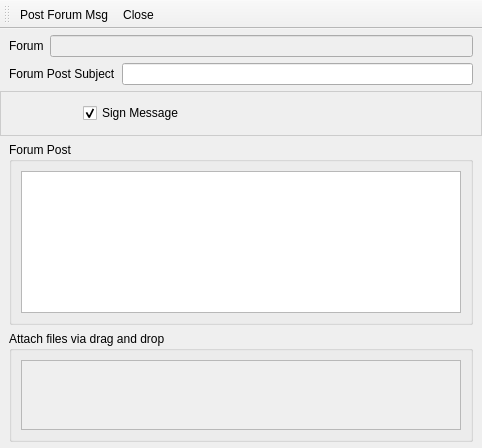
Before: the Qt Designer form retroshare-gui/src/gui/forums/CreateForumMsg.ui in RetroShare/RetroShare, drawn with Qt 5.
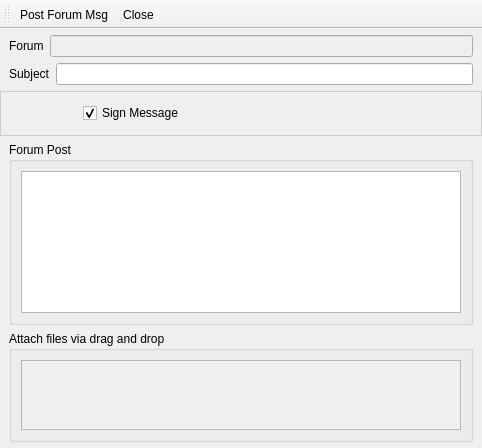
After: the same form once the commit is applied. Icons and pictures are not drawn.

Commit message: Cleaned Creation Dialogs for Channels and Forums and updated german translation. Fixed small bug in AppearancePage.

```diff
--- a/retroshare-gui/src/gui/forums/CreateForumMsg.ui
+++ b/retroshare-gui/src/gui/forums/CreateForumMsg.ui
@@ -74,7 +74,7 @@
            <item>
             <widget class="QLabel" name="label">
              <property name="text">
-              <string>Forum Post Subject</string>
+              <string>Subject</string>
              </property>
             </widget>
            </item>
```
Left out of the diff: 11 changed lines with no effect on the pictures. The commit also changes 12 other files.
